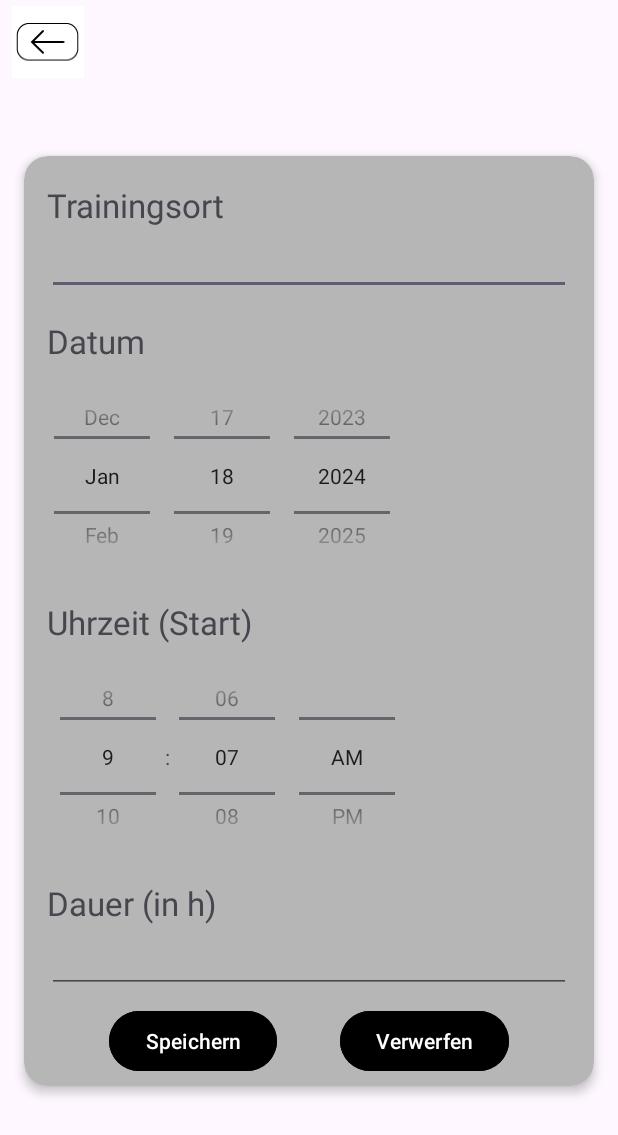
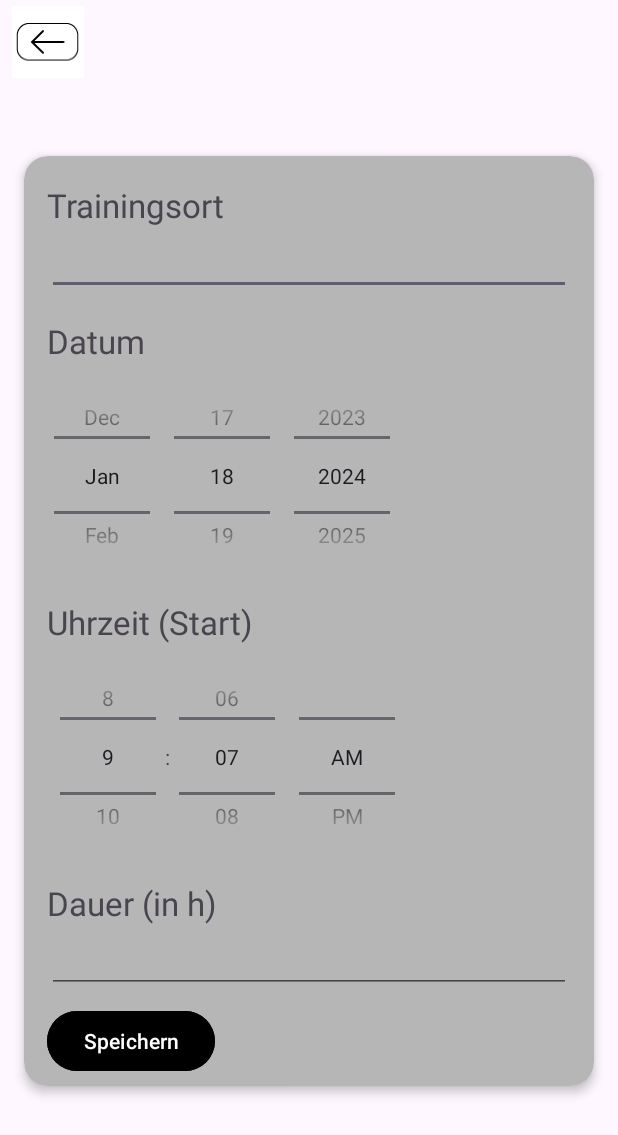
Before and after one commit to ElHurron/sma5-gc-hp, an Android app: the create_training screen opened directly, with no data from a screen before it, on a phone screen of 412 x 824 dp. Shown: the top 1135 px of the screen. Run offline under Robolectric (Android 15) with nearby library versions, the light colour scheme and no system bars.

Commit message:
add create training

```diff
--- a/SMA5Training/app/src/main/res/layout/activity_create_training.xml
+++ b/SMA5Training/app/src/main/res/layout/activity_create_training.xml
@@ -24,6 +24,7 @@
         android:layout_height="wrap_content"
         tools:text="Training anlegen"
         app:layout_constraintStart_toStartOf="parent"
+        app:layout_constraintEnd_toEndOf="parent"
         app:layout_constraintTop_toTopOf="parent"
         android:textAlignment="center"
         android:textSize="28dp"
@@ -141,20 +142,10 @@
                 android:layout_height="wrap_content"
                 app:layout_constraintTop_toBottomOf="@id/edtDuration"
                 app:layout_constraintStart_toStartOf="parent"
-                app:layout_constraintEnd_toStartOf="@id/btnDelete"
                 android:text="Speichern"
                 android:layout_marginTop="@dimen/distance_small"
                 android:backgroundTint="@color/black"/>
 
-            <Button
-                android:id="@+id/btnDelete"
-                android:layout_width="wrap_content"
-                android:layout_height="wrap_content"
-                app:layout_constraintTop_toTopOf="@id/btnSave"
-                app:layout_constraintStart_toEndOf="@id/btnSave"
-                app:layout_constraintEnd_toEndOf="parent"
-                android:text="Verwerfen"
-                android:backgroundTint="@color/black"/>
         </androidx.constraintlayout.widget.ConstraintLayout>
 
 
```
